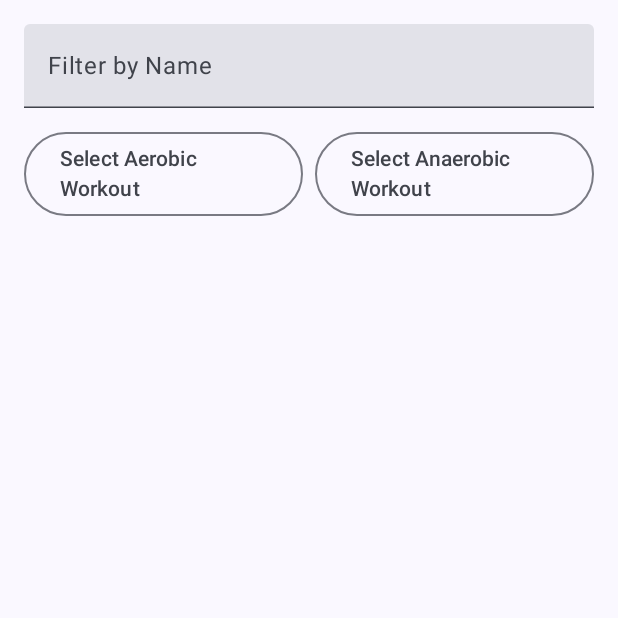
After one commit to JooHyunPark-JP/HealthFusion, an Android app built with Jetpack Compose: the composable WorkoutHistoryScreen called with empty values, on a phone screen of 412 x 824 dp, the top half of it. The commit adds this screen. Run offline under Robolectric (Android 15) with nearby library versions, the phone set to English and light mode, and no system bars; our stand-ins replace Dagger/Hilt's generated code, Firebase (no records; nobody signed in at launch, a user with empty details on screens opened directly).

Commit message:
Workout History filter by name or workout type UI

```diff
--- /dev/null
+++ b/app/src/main/java/com/example/healthfusion/healthFusionMainFunction/workoutTracking/ui/WorkoutHistoryScreen.kt
@@ -0,0 +1,155 @@
+package com.example.healthfusion.healthFusionMainFunction.workoutTracking.ui
+
+import androidx.compose.foundation.layout.Box
+import androidx.compose.foundation.layout.Column
+import androidx.compose.foundation.layout.Row
+import androidx.compose.foundation.layout.Spacer
+import androidx.compose.foundation.layout.fillMaxWidth
+import androidx.compose.foundation.layout.height
+import androidx.compose.foundation.layout.padding
+import androidx.compose.foundation.layout.width
+import androidx.compose.foundation.lazy.LazyColumn
+import androidx.compose.foundation.lazy.items
+import androidx.compose.material3.DropdownMenu
+import androidx.compose.material3.DropdownMenuItem
+import androidx.compose.material3.OutlinedButton
+import androidx.compose.material3.Text
+import androidx.compose.material3.TextField
+import androidx.compose.runtime.Composable
+import androidx.compose.runtime.collectAsState
+import androidx.compose.runtime.getValue
+import androidx.compose.runtime.mutableStateOf
+import androidx.compose.runtime.remember
+import androidx.compose.runtime.setValue
+import androidx.compose.ui.Modifier
+import androidx.compose.ui.unit.dp
+import com.example.healthfusion.healthFusionMainFunction.workoutTracking.data.WorkOutName
+
+@Composable
+fun WorkoutHistoryScreen(
+    viewModel: WorkoutViewModel,
+    aerobicWorkouts: List<WorkOutName>,
+    anaerobicWorkouts: List<WorkOutName>
+) {
+    val workouts by viewModel.workouts.collectAsState()
+
+    var filterName by remember { mutableStateOf("") }
+    var selectedAerobicWorkout by remember { mutableStateOf<WorkOutName?>(null) }
+    var selectedAnaerobicWorkout by remember { mutableStateOf<WorkOutName?>(null) }
+    var expandedAerobic by remember { mutableStateOf(false) }
+    var expandedAnaerobic by remember { mutableStateOf(false) }
+
+
+    Column(modifier = Modifier.padding(16.dp)) {
+        TextField(
+            value = filterName,
+            onValueChange = { filterName = it },
+            label = { Text("Filter by Name") },
+            modifier = Modifier.fillMaxWidth()
+        )
+
+        Spacer(modifier = Modifier.height(16.dp))
+
+        Row(modifier = Modifier.fillMaxWidth()) {
+            Box(
+                modifier = Modifier
+                    .weight(1f)
+            ) {
+                OutlinedButton(
+                    onClick = {
+                        expandedAerobic = true
+                        expandedAnaerobic = false
+                    },
+                    modifier = Modifier.fillMaxWidth()
+                ) {
+                    Text(text = selectedAerobicWorkout?.name ?: "Select Aerobic Workout")
+                }
+
+                DropdownMenu(
+                    expanded = expandedAerobic,
+                    onDismissRequest = { expandedAerobic = false },
+                    modifier = Modifier.fillMaxWidth()
+                ) {
+                    aerobicWorkouts.forEach { workout ->
+                        DropdownMenuItem(
+                            text = { Text(workout.name) },
+                            onClick = {
+                                selectedAerobicWorkout = workout
+                                selectedAnaerobicWorkout = null
+                                expandedAerobic = false
+                                filterName = ""
+                            }
+                        )
+                    }
+
+                    DropdownMenuItem(
+                        text = { Text("Clear Selection") },
+                        onClick = {
+                            selectedAerobicWorkout = null
+                            expandedAerobic = false
+                        })
+                }
+            }
+
+            Spacer(modifier = Modifier.width(8.dp))
+
+            Box(
+                modifier = Modifier
+                    .weight(1f)
+            ) {
+                OutlinedButton(
+                    onClick = {
+                        expandedAnaerobic = true
+                        expandedAerobic = false
+                    },
+                    modifier = Modifier.fillMaxWidth()
+                ) {
+                    Text(text = selectedAnaerobicWorkout?.name ?: "Select Anaerobic Workout")
+                }
+
+                DropdownMenu(
+                    expanded = expandedAnaerobic,
+                    onDismissRequest = { expandedAnaerobic = false },
+                    modifier = Modifier.fillMaxWidth()
+                ) {
+                    anaerobicWorkouts.forEach { workout ->
+                        DropdownMenuItem(
+                            text = { Text(workout.name) },
+                            onClick = {
+                                selectedAnaerobicWorkout = workout
+                                selectedAerobicWorkout = null
+                                expandedAnaerobic = false
+                                filterName = ""
+                            }
+                        )
+                    }
+
+                    DropdownMenuItem(
+                        text = { Text("Clear Selection") },
+                        onClick = {
+                            selectedAnaerobicWorkout = null
+                            expandedAnaerobic = false
+                        })
+                }
+            }
+        }
+
+        Spacer(modifier = Modifier.height(16.dp))
+
+        // show the filter data
+        val filteredWorkouts = workouts.filter { workout ->
+            (filterName.isEmpty() || workout.name.contains(filterName, ignoreCase = true)) &&
+                    (selectedAerobicWorkout == null || workout.name == selectedAerobicWorkout?.name) &&
+                    (selectedAnaerobicWorkout == null || workout.name == selectedAnaerobicWorkout?.name)
+        }
+
+        LazyColumn {
+            items(filteredWorkouts) { workout ->
+                Text(
+                    text = "Workout: ${workout.name},\nDuration: ${workout.duration}, Calories Burned: ${workout.caloriesBurned}"
+                )
+                Spacer(modifier = Modifier.height(8.dp))
+            }
+        }
+    }
+}
```
Also changed, not shown: app/src/main/java/com/example/healthfusion/healthFusionMainFunction/workoutTracking/ui/WorkoutScreen.kt (+8 -2 lines).
